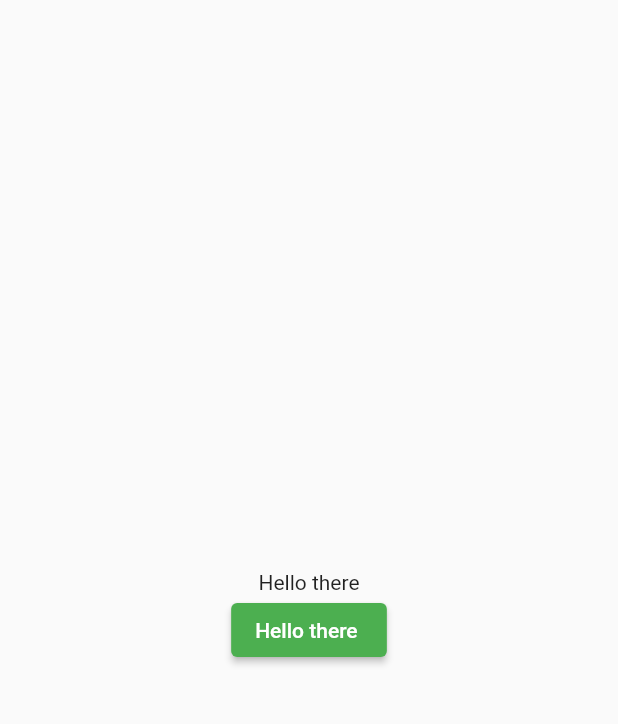
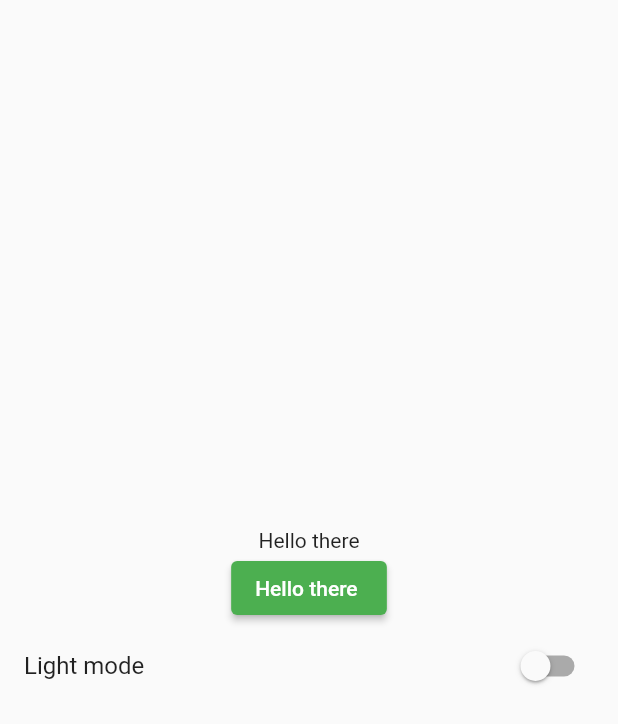
Before and after one commit to Ihimbru-K/E-commerce-app-flutter, a Flutter app: the screen it shows after launch, on a phone screen of 412 x 824 dp. Shown: the top 724 px of the screen. Run offline on Flutter 3.47's test engine with Material 2 defaults, Android fonts, the light colour scheme and no system bars; our stand-ins replace shared_preferences.

Commit message:
added theme data class

```diff
--- a/smartshop/lib/Screens/home_page.dart
+++ b/smartshop/lib/Screens/home_page.dart
@@ -1,4 +1,6 @@
 import 'package:flutter/material.dart';
+import 'package:provider/provider.dart';
+import 'package:smartshop/providers/theme_provider.dart';
 
 
 class HomePage extends StatefulWidget {
@@ -11,6 +13,7 @@ class HomePage extends StatefulWidget {
 class _HomePageState extends State<HomePage> {
   @override
   Widget build(BuildContext context) {
+    final themeProvider = Provider.of<ThemeProvider>(context);
     return Scaffold(
       body: Center(
         child : Column(
@@ -18,7 +21,10 @@ class _HomePageState extends State<HomePage> {
           children: [
 
             const Text("Hello there"),
-            ElevatedButton(onPressed: (){}, child: const Text("Hello there "))
+            ElevatedButton(onPressed: (){}, child: const Text("Hello there ")),
+            SwitchListTile(
+                title: Text(themeProvider.getIsDarkTheme ? "Dark mode" : "Light mode"),
+                value: themeProvider.getIsDarkTheme, onChanged:(value){themeProvider.setDarkTheme(value);})
 
           ],
         )
--- /dev/null
+++ b/smartshop/lib/constants/theme_data.dart
@@ -0,0 +1,3 @@
+class Styles{
+
+}
```
